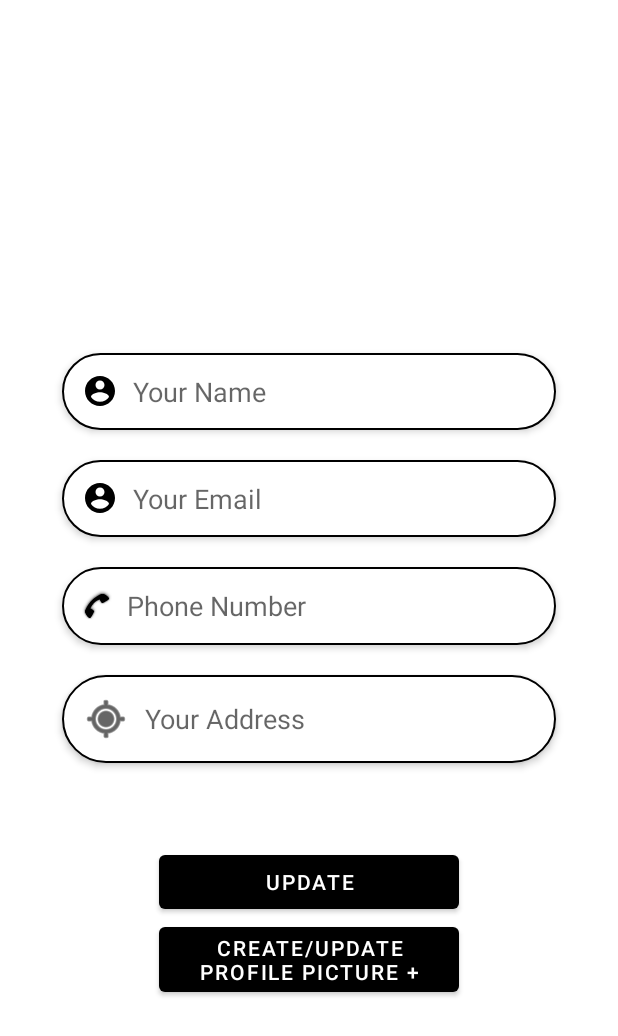
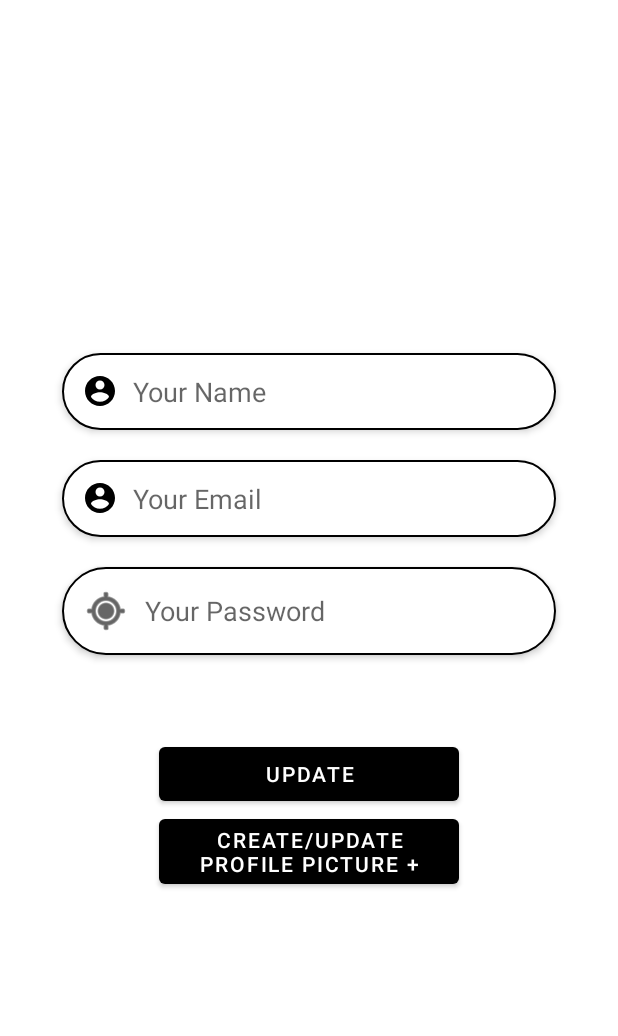
Before and after one commit to ZiTA3215/EmartFullyFunctional, an Android app: the ProfileActivity screen opened directly, with no data from a screen before it, on a phone screen of 412 x 824 dp. Shown: the top 1036 px of the screen. Run offline under Robolectric (Android 15) with nearby library versions, the phone set to English and light mode, and no system bars; our stand-ins replace CircleImageView, Firebase (no records; nobody signed in at launch, a user with empty details on screens opened directly); pictures from the network do not load; Roboto replaces fonts that are not available here; 4 statements that could not run were skipped.

Commit message:
usermodel23

```diff
--- a/app/src/main/java/com/example/ecommerce/actvities/ProfileActivity.java
+++ b/app/src/main/java/com/example/ecommerce/actvities/ProfileActivity.java
@@ -40,7 +40,7 @@ public class ProfileActivity extends AppCompatActivity {
 
     Button update;
     Button update2;
-    EditText name, email, number, address;
+    EditText name, email, password;
 
     Uri imageURI;
 
@@ -60,14 +60,18 @@ public class ProfileActivity extends AppCompatActivity {
         profileimg = findViewById(R.id.profile_image);
         name = findViewById(R.id.profile_name);
         email = findViewById(R.id.profile_email);
-        number = findViewById(R.id.profile_phonenumber);
-        address = findViewById(R.id.profile_address);
+        password = findViewById(R.id.profile_password);
 
         database.getReference().child("Users").child(FirebaseAuth.getInstance().getUid())
                 .addListenerForSingleValueEvent(new ValueEventListener() {
                     @Override
                     public void onDataChange(@NonNull DataSnapshot snapshot) {
                         UserModel userModel = snapshot.getValue(UserModel.class);
+
+                        email.setText(userModel.getUseremail());
+                        name.setText(userModel.getUsername());
+                        password.setText(userModel.getUserpassword());
+
 
                         Glide.with(getApplicationContext()).load(userModel.getProfileImg()).into(profileimg);
 
--- a/app/src/main/res/layout/activity_profile.xml
+++ b/app/src/main/res/layout/activity_profile.xml
@@ -69,29 +69,13 @@
         app:layout_constraintTop_toBottomOf="@+id/profile_name"
         app:layout_constraintWidth_percent=".8"/>
 
-    <EditText
-        android:layout_width="0dp"
-        android:layout_height="wrap_content"
-        android:id="@+id/profile_phonenumber"
-        android:background="@drawable/edit_text_bg"
-        android:hint="Phone Number"
-        android:padding="13dp"
-        android:layout_marginTop="20dp"
-        android:drawableLeft="@android:drawable/stat_sys_phone_call"
-        android:drawableTint="@color/black"
-        android:drawablePadding="10dp"
-        android:elevation="3dp"
-        app:layout_constraintEnd_toEndOf="parent"
-        app:layout_constraintStart_toStartOf="parent"
-        app:layout_constraintTop_toBottomOf="@+id/profile_email"
-        app:layout_constraintWidth_percent=".8"/>
 
     <EditText
         android:layout_width="0dp"
-        android:id="@+id/profile_address"
+        android:id="@+id/profile_password"
         android:layout_height="wrap_content"
         android:background="@drawable/edit_text_bg"
-        android:hint="Your Address"
+        android:hint="Your Password"
         android:padding="13dp"
         android:layout_marginTop="20dp"
         android:drawableLeft="@android:drawable/ic_menu_mylocation"
@@ -100,7 +84,7 @@
         android:elevation="3dp"
         app:layout_constraintEnd_toEndOf="parent"
         app:layout_constraintStart_toStartOf="parent"
-        app:layout_constraintTop_toBottomOf="@+id/profile_phonenumber"
+        app:layout_constraintTop_toBottomOf="@+id/profile_email"
         app:layout_constraintWidth_percent=".8"/>
 
     <Button
@@ -111,7 +95,7 @@
         app:layout_constraintBottom_toBottomOf="parent"
         app:layout_constraintEnd_toEndOf="parent"
         app:layout_constraintStart_toStartOf="parent"
-        app:layout_constraintTop_toBottomOf="@+id/profile_address"
+        app:layout_constraintTop_toBottomOf="@+id/profile_password"
         app:layout_constraintWidth_percent=".8" />
 
     <Button
```
